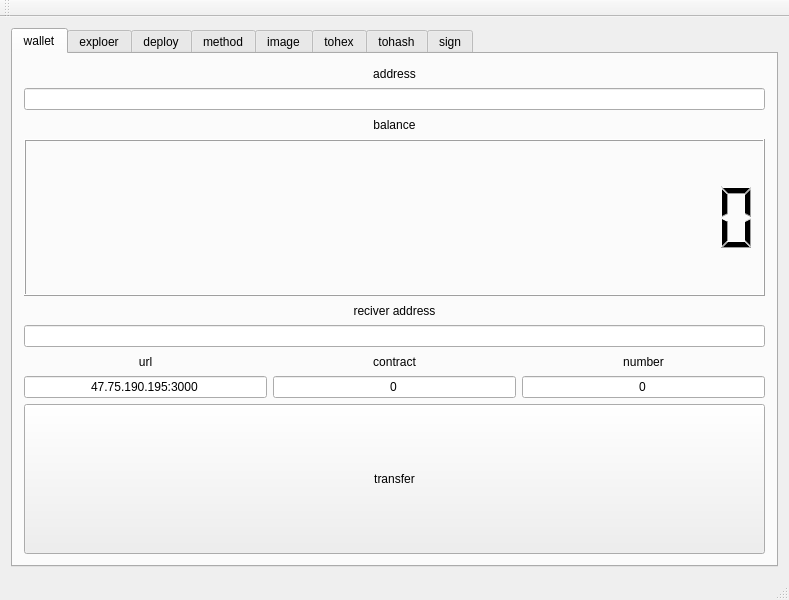
First picture: the form in MainWindow.ui, repository t2dk49580/OriginWallet, before the edit.
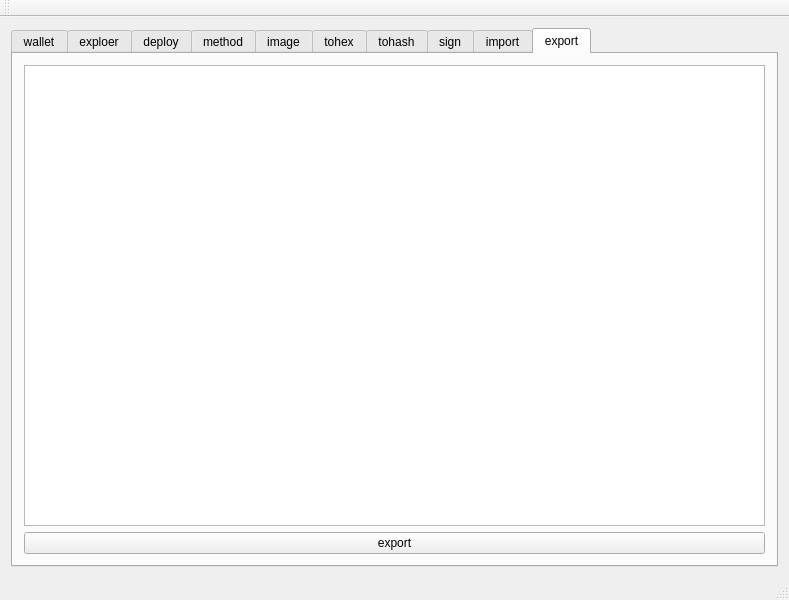
Second picture: the form after the edit.

Commit message: add import/export function

```diff
--- a/MainWindow.ui
+++ b/MainWindow.ui
@@ -18,7 +18,7 @@
     <item row="0" column="0">
      <widget class="QTabWidget" name="tabWidget">
       <property name="currentIndex">
-       <number>0</number>
+       <number>9</number>
       </property>
       <widget class="QWidget" name="tab_2">
        <attribute name="title">
@@ -819,6 +819,40 @@
         </item>
        </layout>
       </widget>
+      <widget class="QWidget" name="tab_9">
+       <attribute name="title">
+        <string>import</string>
+       </attribute>
+       <layout class="QGridLayout" name="gridLayout_10">
+        <item row="0" column="0">
+         <widget class="QTextEdit" name="te_import"/>
+        </item>
+        <item row="1" column="0">
+         <widget class="QPushButton" name="pb_import">
+          <property name="text">
+           <string>import</string>
+          </property>
+         </widget>
+        </item>
+       </layout>
+      </widget>
+      <widget class="QWidget" name="tab_10">
+       <attribute name="title">
+        <string>export</string>
+       </attribute>
+       <layout class="QGridLayout" name="gridLayout_11">
+        <item row="0" column="0">
+         <widget class="QTextEdit" name="te_export"/>
+        </item>
+        <item row="1" column="0">
+         <widget class="QPushButton" name="pb_export">
+          <property name="text">
+           <string>export</string>
+          </property>
+         </widget>
+        </item>
+       </layout>
+      </widget>
      </widget>
     </item>
    </layout>
```
The commit also changes 3 other files.
